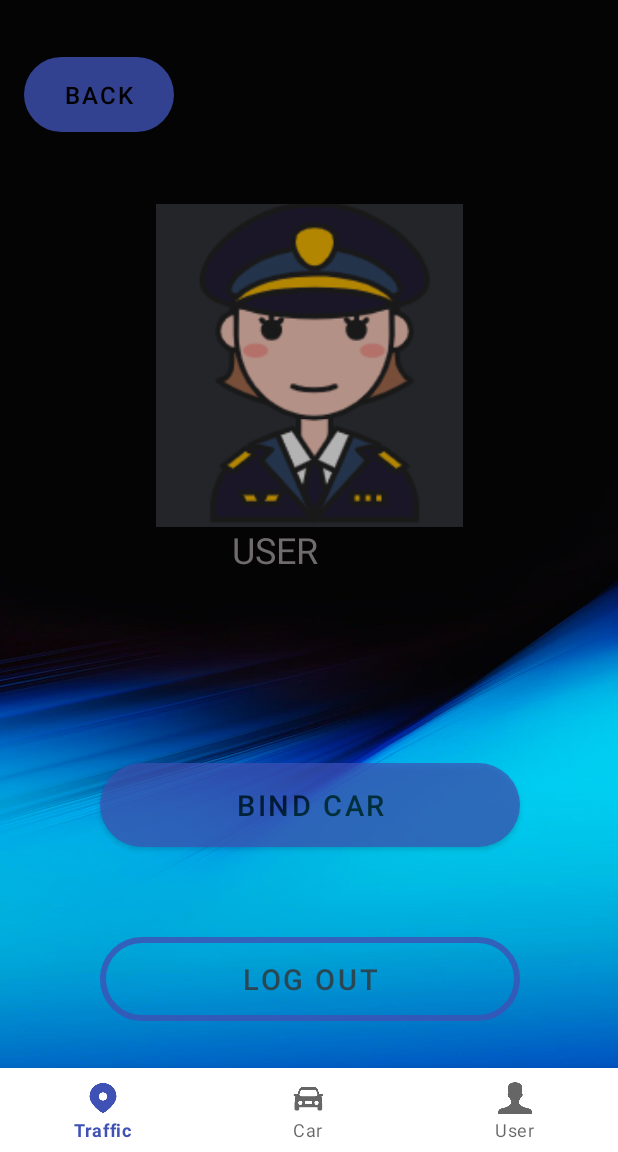
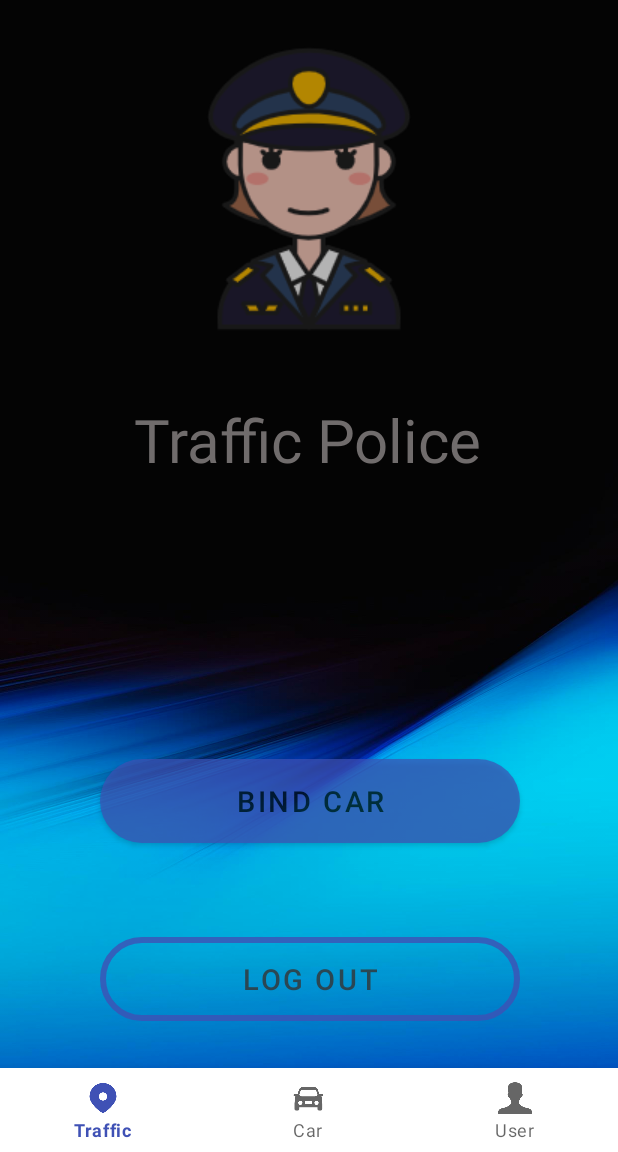
Before and after one commit to tehreemAsif63/Intelligent-transportation, an Android app: the AccountActivity screen opened directly, with no data from a screen before it, on a phone screen of 412 x 824 dp, the part 84-1236 px from its top. Run offline under Robolectric (Android 15) with nearby library versions, the phone set to English and light mode, and no system bars.

Commit message:
update: Update the Account and BindCar
Update the AccountActivity and BindCarActivity, Make the page can jump well. And some layouts have been adjusted

 Co-Authored-By: Yingchao Ji  gusjiyid@student.gu.se

```diff
--- a/app/src/main/AndroidManifest.xml
+++ b/app/src/main/AndroidManifest.xml
@@ -20,7 +20,7 @@
             android:name=".LoginActivity"
             android:exported="true" />
         <activity
-            android:name=".BindCar"
+            android:name=".BindCarActivity"
             android:exported="true" />
         <activity
             android:name=".AccountActivity"
--- a/app/src/main/java/com/intelligenttransportation/AccountActivity.java
+++ b/app/src/main/java/com/intelligenttransportation/AccountActivity.java
@@ -19,29 +19,21 @@ public class AccountActivity extends AppCompatActivity {
         super.onCreate(savedInstanceState);
         setContentView(R.layout.activity_account);
 
-        Button buttonBack = findViewById(R.id.button_back);
-        Button buttonBind = findViewById(R.id.button_bind);
+        Button buttonBind = findViewById(R.id.button_bind_car);
         Button buttonLogout = findViewById(R.id.button_logout);
-
-        buttonBack.setOnClickListener(new View.OnClickListener() {
-            @Override
-            public void onClick(View view) {
-            }
-        });
-
 
         buttonBind.setOnClickListener(new View.OnClickListener() {
             @Override
             public void onClick(View view) {
-                Intent intent = new Intent(AccountActivity.this,BindCar.class);
+                Intent intent = new Intent(AccountActivity.this, BindCarActivity.class);
                 startActivity(intent);
             }
         });
         buttonLogout.setOnClickListener(new View.OnClickListener() {
             @Override
             public void onClick(View view) {
-                /*Intent intent = new Intent(user_infor.this,bindCar1.class);
-                startActivity(intent);*/
+                Intent intent = new Intent(AccountActivity.this,LoginActivity.class);
+                startActivity(intent);
 
             }
         });
--- a/app/src/main/java/com/intelligenttransportation/MainActivity.java
+++ b/app/src/main/java/com/intelligenttransportation/MainActivity.java
@@ -39,7 +39,7 @@ public class MainActivity extends AppCompatActivity {
                         startActivity(intent);
                         break;
                     case R.id.navigation_user:
-                        intent = new Intent(MainActivity.this, AccountActivity.class);
+                        intent = new Intent(MainActivity.this, LoginActivity.class);
                         startActivity(intent);
                         break;
                 }
--- a/app/src/main/res/layout/activity_account.xml
+++ b/app/src/main/res/layout/activity_account.xml
@@ -8,7 +8,7 @@
     tools:context=".AccountActivity">
 
     <Button
-        android:id="@+id/button_bind"
+        android:id="@+id/button_bind_car"
         android:layout_width="280dp"
         android:layout_height="56dp"
         android:layout_marginStart="65dp"
@@ -46,57 +46,36 @@
         app:layout_constraintEnd_toEndOf="parent"
         app:layout_constraintHorizontal_bias="1.0"
         app:layout_constraintStart_toStartOf="parent"
-        app:layout_constraintTop_toBottomOf="@+id/button_bind"
+        app:layout_constraintTop_toBottomOf="@+id/button_bind_car"
         app:layout_constraintVertical_bias="1.0" />
 
-    <Button
-        android:id="@+id/button_back"
-        android:layout_width="100dp"
-        android:layout_height="0dp"
-        android:layout_marginStart="16dp"
-        android:layout_marginTop="38dp"
-        android:layout_marginEnd="295dp"
-        android:layout_marginBottom="48dp"
-        android:alpha="0.8"
-        android:background="@drawable/button_shape"
-        android:backgroundTint="@color/button_color_selector"
-        android:onClick="Check"
-        android:text="back"
-        android:textColor="#FF000000"
-        android:textSize="16sp"
-        app:layout_constraintBottom_toTopOf="@+id/imageView2"
-        app:layout_constraintEnd_toEndOf="parent"
-        app:layout_constraintHorizontal_bias="0.0"
-        app:layout_constraintStart_toStartOf="parent"
-        app:layout_constraintTop_toTopOf="parent" />
 
     <TextView
         android:id="@+id/textView3"
-        android:layout_width="102dp"
-        android:layout_height="90dp"
-        android:text="USER"
+        android:layout_width="wrap_content"
+        android:layout_height="wrap_content"
+        android:text="Traffic Police"
         android:textColor="#706C6C"
-        android:textSize="24sp"
+        android:textSize="40sp"
         app:layout_constraintBottom_toBottomOf="parent"
         app:layout_constraintEnd_toEndOf="parent"
         app:layout_constraintHorizontal_bias="0.498"
         app:layout_constraintStart_toStartOf="parent"
         app:layout_constraintTop_toTopOf="parent"
-        app:layout_constraintVertical_bias="0.516" />
+        app:layout_constraintVertical_bias="0.373" />
 
     <ImageView
         android:id="@+id/imageView2"
-        android:layout_width="371dp"
-        android:layout_height="215dp"
-        android:layout_marginTop="136dp"
+        android:layout_width="wrap_content"
+        android:layout_height="wrap_content"
         android:layout_marginBottom="34dp"
         android:alpha="0.7"
-        app:layout_constraintBottom_toTopOf="@+id/textView3"
+        app:layout_constraintBottom_toBottomOf="parent"
         app:layout_constraintEnd_toEndOf="parent"
         app:layout_constraintStart_toStartOf="parent"
         app:layout_constraintTop_toTopOf="parent"
-        app:layout_constraintVertical_bias="0.0"
-        app:srcCompat="@mipmap/cr" />
+        app:layout_constraintVertical_bias="0.051"
+        app:srcCompat="@drawable/police" />
 
     <com.google.android.material.bottomnavigation.BottomNavigationView
         android:id="@+id/bottom_navigation_menu"
```
Also changed, not shown: app/src/main/assets/Users.txt (+3 -31 lines), app/src/main/java/com/intelligenttransportation/BindCarActivity.java (renamed from app/src/main/java/com/intelligenttransportation/BindCar.java, +16 -6 lines), app/src/main/res/layout/activity_bind_car.xml (+4 -4 lines), app/src/main/res/drawable/police.png (added).
